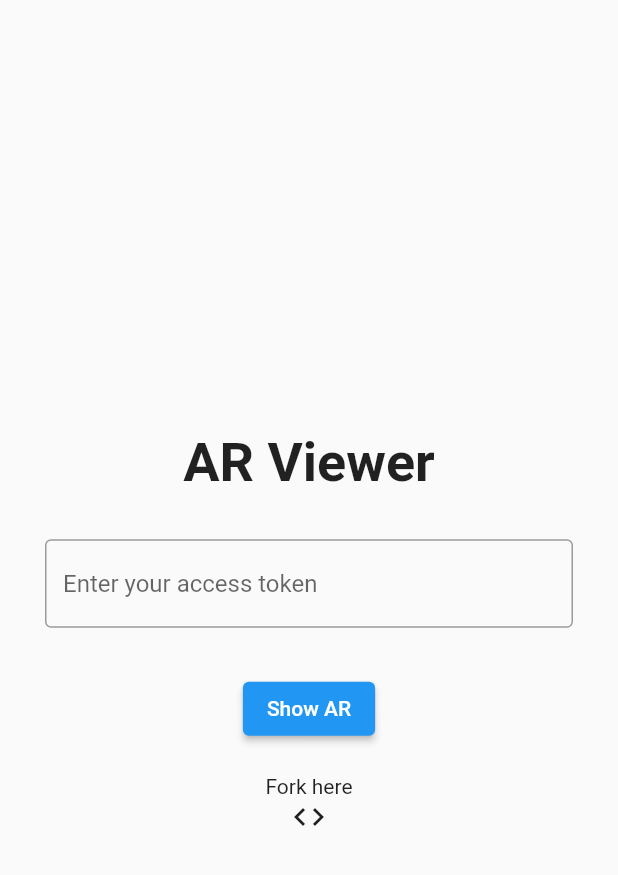
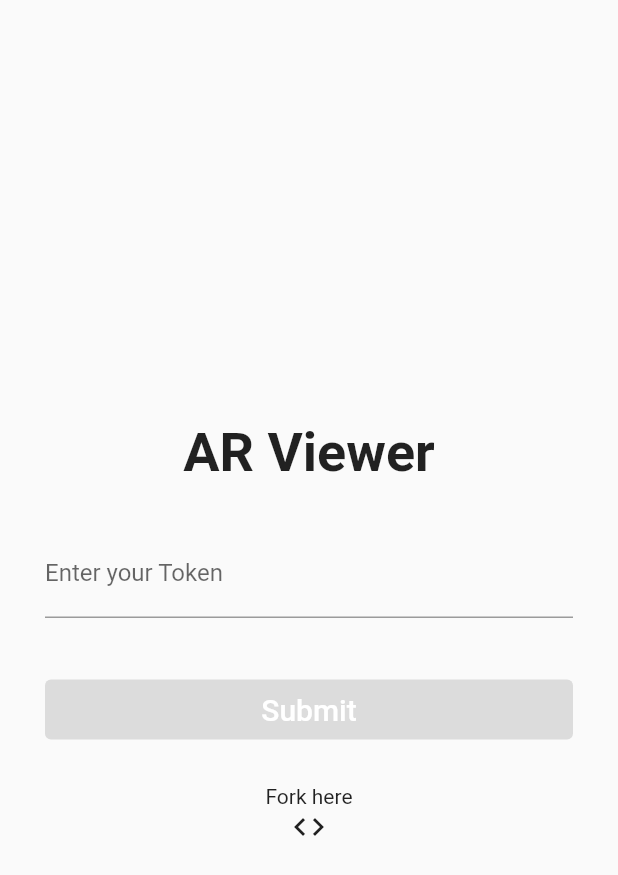
Before and after one commit to Graffity-Technologies/graffity-viewer, a Flutter app: the screen it shows after launch, on a phone screen of 412 x 824 dp. Shown: the top 875 px of the screen. Run offline on Flutter 3.47's test engine with Material 2 defaults, Android fonts, the phone set to English and light mode, and no system bars.

Commit message:
add token validation

```diff
--- a/lib/main.dart
+++ b/lib/main.dart
@@ -1,7 +1,6 @@
 import 'dart:async';
 import 'package:flutter/material.dart';
 import 'package:flutter/services.dart';
-// import 'package:url_launcher/url_launcher.dart';
 
 void main() {
   runApp(const MainApp());
@@ -15,21 +14,6 @@ class MainApp extends StatefulWidget {
 }
 
 class _MainAppState extends State<MainApp> {
-  static const platformAR = MethodChannel('samples.flutter.dev/navigation');
-//AR
-  final TextEditingController _textController = TextEditingController();
-  String _enteredText = '';
-
-  @override
-  void dispose() {
-    _textController.dispose();
-    super.dispose();
-  }
-
-  Future<void> _navigateToARViewController(String data) async {
-    await platformAR.invokeMethod('OpenAR', {'data': data});
-  }
-
   @override
   Widget build(BuildContext context) {
     return MaterialApp(
@@ -44,30 +28,10 @@ class _MainAppState extends State<MainApp> {
                   'AR Viewer',
                   style: TextStyle(fontSize: 36.0, fontWeight: FontWeight.bold),
                 ),
-                Padding(
-                  padding: const EdgeInsets.all(30.0),
-                  child: TextField(
-                    controller: _textController,
-                    decoration: const InputDecoration(
-                      border: OutlineInputBorder(),
-                      hintText: 'Enter your access token',
-                    ),
-                  ),
-                ),
-                ElevatedButton(
-                  onPressed: () {
-                    setState(() {
-                      _enteredText = _textController.text;
-                    });
-                    _navigateToARViewController(_textController.text);
-                  },
-                  child: const Text('Show AR'),
-                ),
-                const SizedBox(height: 20),
-                // Text(_enteredText)
-                const InkWell(
-                  onTap: dadasdsa,
-                  child: Column(
+                const SubmitPage(),
+                InkWell(
+                  onTap: () {},
+                  child: const Column(
                     mainAxisAlignment: MainAxisAlignment.center,
                     children: [
                       Text('Fork here'),
@@ -85,12 +49,105 @@ class _MainAppState extends State<MainApp> {
   }
 }
 
-dadasdsa(){}
+class SubmitPage extends StatelessWidget {
+  const SubmitPage({Key? key}) : super(key: key);
+  @override
+  Widget build(BuildContext context) {
+    return Padding(
+      padding: const EdgeInsets.all(30.0),
+      child: TextSubmitWidget(onSubmit: (value) => print(value)),
+    );
+  }
+}
 
+class TextSubmitWidget extends StatefulWidget {
+  const TextSubmitWidget({Key? key, required this.onSubmit}) : super(key: key);
+  final ValueChanged<String> onSubmit;
 
-// final Uri _url = Uri.parse('https://github.com/Graffity-Technologies/graffity-viewer');
-// Future<void> _launchUrl() async {
-//   if (!await launchUrl(_url)) {
-//     throw Exception('Could not launch $_url');
-//   }
-// }
+  @override
+  State<TextSubmitWidget> createState() => _TextSubmitWidgetState();
+}
+
+class _TextSubmitWidgetState extends State<TextSubmitWidget> {
+  final _controller = TextEditingController();
+  bool _submitted = false;
+
+  static const platformAR = MethodChannel('samples.flutter.dev/navigation');
+  Future<void> _navigateToARViewController(String data) async {
+    await platformAR.invokeMethod('OpenAR', {'data': data});
+  }
+
+  @override
+  void dispose() {
+    _controller.dispose();
+    super.dispose();
+  }
+
+  String? get _errorText {
+    final text = _controller.value.text;
+    if (text.isEmpty) {
+      return 'Can\'t be empty';
+    }
+
+    if (!text.startsWith('sk.')) {
+      return 'Invalid Token';
+    }
+    // if (text.length < 4) {
+    //   return 'Too short';
+    // }
+    return null;
+  }
+
+  void _submit() {
+    setState(() => _submitted = true);
+    final enteredValue = _controller.value.text;
+    if (_errorText == null && enteredValue.startsWith('sk.')) {
+      widget.onSubmit(_controller.value.text);
+      _navigateToARViewController(_controller.text);
+    }
+  }
+
+  @override
+  Widget build(BuildContext context) {
+    return ValueListenableBuilder(
+      // Note: pass _controller to the animation argument
+      valueListenable: _controller,
+      builder: (context, TextEditingValue value, __) {
+        // this entire widget tree will rebuild every time
+        // the controller value changes
+        return Column(
+          mainAxisSize: MainAxisSize.min,
+          crossAxisAlignment: CrossAxisAlignment.stretch,
+          children: [
+            SizedBox(
+              height: 80,
+              child: TextField(
+                controller: _controller,
+                decoration: InputDecoration(
+                  labelText: 'Enter your Token',
+                  // the errorText getter *depends* on _controller
+                  errorText: _submitted ? _errorText : null,
+                ),
+              ),
+            ),
+            const SizedBox(height: 20),
+            SizedBox(
+              height: 40,
+              child: ElevatedButton(
+                // the errorText getter *depends* on _controller
+                onPressed: _controller.value.text.isNotEmpty ? _submit : null,
+                child: Text(
+                  'Submit',
+                  style: Theme.of(context)
+                      .textTheme
+                      .headline6!
+                      .copyWith(color: Colors.white),
+                ),
+              ),
+            )
+          ],
+        );
+      },
+    );
+  }
+}
```
Also changed, not shown: 2 other files.
